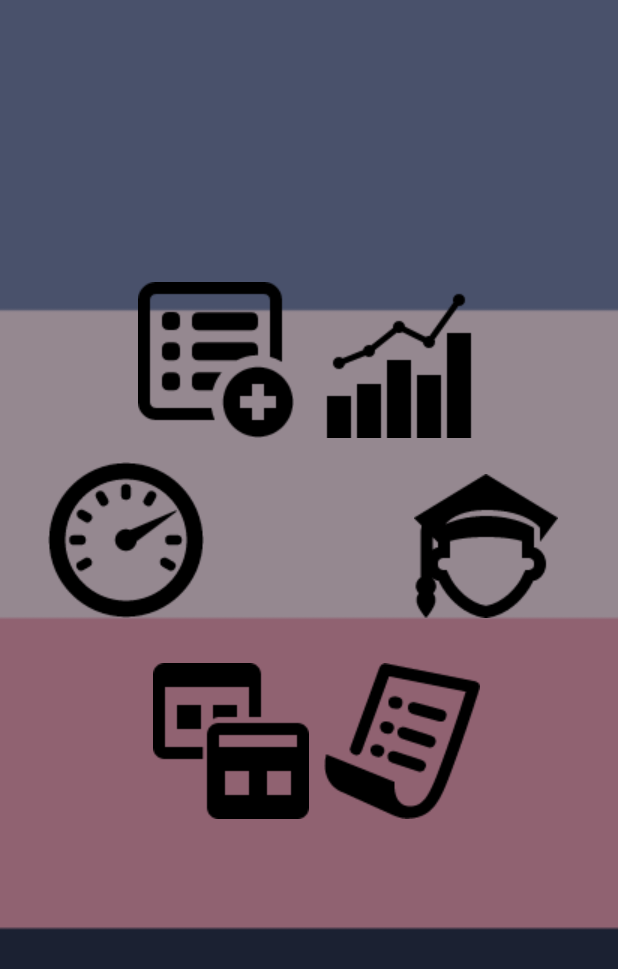
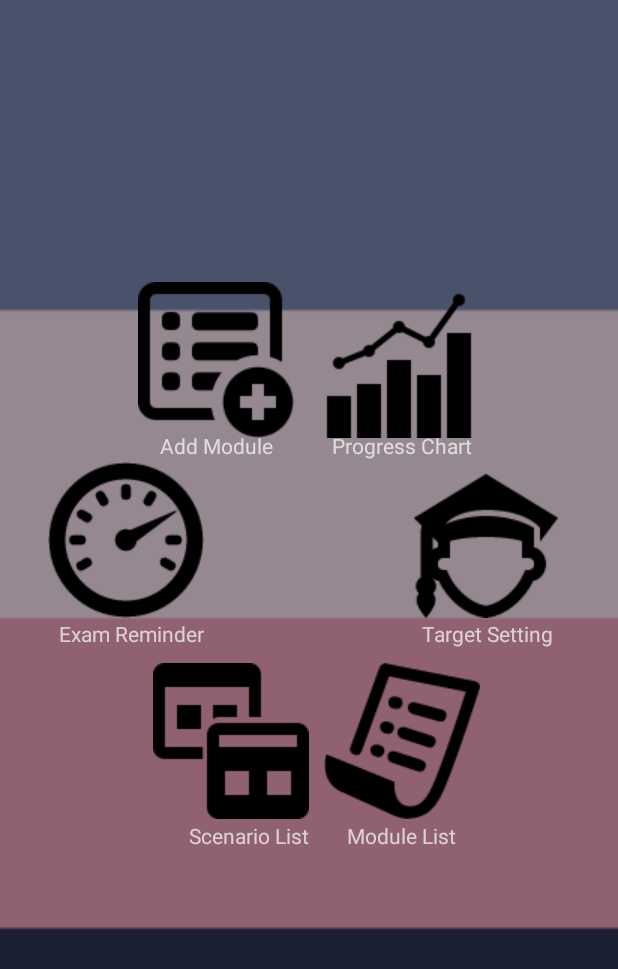
Before and after one commit to selinawj/CAPCULATOR, an Android app: the screen it shows after launch (Home), on a phone screen of 412 x 824 dp. Shown: the top 969 px of the screen. Run offline under Robolectric (Android 15) with nearby library versions, the light colour scheme and no system bars.

Commit message:
Added 6 textviews to homepage

```diff
--- a/app/src/main/java/capture/capculator/Home.java
+++ b/app/src/main/java/capture/capculator/Home.java
@@ -66,5 +66,12 @@ public class Home extends AppCompatActivity {
 
         final ImageButton bExamReminder = (ImageButton) findViewById(R.id.bExamReminder);
 
+        final TextView tvAddModule = (TextView) findViewById(R.id.tvAddModule);
+        final TextView tvProgressChart = (TextView) findViewById(R.id.tvProgressChart);
+        final TextView tvTargetSetting = (TextView) findViewById(R.id.tvTargetSetting);
+        final TextView tvModuleList = (TextView) findViewById(R.id.tvModuleList);
+        final TextView tvScenarioList = (TextView) findViewById(R.id.tvScenarioList);
+        final TextView tvExamReminder = (TextView) findViewById(R.id.tvExamReminder);
+
     }
 }
--- a/app/src/main/res/layout/activity_home.xml
+++ b/app/src/main/res/layout/activity_home.xml
@@ -29,6 +29,17 @@
         android:src="@drawable/addmodule"
         android:background="@android:color/transparent" />
 
+    <TextView
+        android:layout_width="wrap_content"
+        android:layout_height="wrap_content"
+        android:textAppearance="?android:attr/textAppearanceSmall"
+        android:text="Add Module"
+        android:id="@+id/tvAddModule"
+        android:layout_above="@+id/center"
+        android:layout_toLeftOf="@+id/center"
+        android:layout_marginRight="24dp"
+        android:layout_marginBottom="105dp" />
+
     <ImageButton
         android:layout_width="wrap_content"
         android:layout_height="wrap_content"
@@ -39,6 +50,17 @@
         android:layout_marginBottom="120dp"
         android:src="@drawable/progresschart"
         android:background="@android:color/transparent" />
+
+    <TextView
+        android:layout_width="wrap_content"
+        android:layout_height="wrap_content"
+        android:textAppearance="?android:attr/textAppearanceSmall"
+        android:text="Progress Chart"
+        android:id="@+id/tvProgressChart"
+        android:layout_above="@+id/center"
+        android:layout_toRightOf="@+id/center"
+        android:layout_marginLeft="15dp"
+        android:layout_marginBottom="105dp" />
 
     <ImageButton
         android:layout_width="wrap_content"
@@ -51,6 +73,17 @@
         android:src="@drawable/targetsetting"
         android:background="@android:color/transparent" />
 
+    <TextView
+        android:layout_width="wrap_content"
+        android:layout_height="wrap_content"
+        android:textAppearance="?android:attr/textAppearanceSmall"
+        android:text="Target Setting"
+        android:id="@+id/tvTargetSetting"
+        android:layout_above="@+id/center"
+        android:layout_toRightOf="@+id/center"
+        android:layout_marginLeft="75dp"
+        android:layout_marginBottom="-20dp" />
+
     <ImageButton
         android:layout_width="wrap_content"
         android:layout_height="wrap_content"
@@ -60,8 +93,18 @@
         android:layout_marginLeft="10dp"
         android:layout_marginTop="30dp"
         android:src="@drawable/modulelist"
-        android:background="@android:color/transparent"
-        />
+        android:background="@android:color/transparent" />
+
+    <TextView
+        android:layout_width="wrap_content"
+        android:layout_height="wrap_content"
+        android:textAppearance="?android:attr/textAppearanceSmall"
+        android:text="Module List"
+        android:id="@+id/tvModuleList"
+        android:layout_below="@+id/center"
+        android:layout_toRightOf="@+id/center"
+        android:layout_marginLeft="25dp"
+        android:layout_marginTop="135dp" />
 
     <ImageButton
         android:layout_width="wrap_content"
@@ -74,6 +117,17 @@
         android:src="@drawable/scenariolist"
         android:background="@android:color/transparent" />
 
+    <TextView
+        android:layout_width="wrap_content"
+        android:layout_height="wrap_content"
+        android:textAppearance="?android:attr/textAppearanceSmall"
+        android:text="Scenario List"
+        android:id="@+id/tvScenarioList"
+        android:layout_below="@+id/center"
+        android:layout_toLeftOf="@+id/center"
+        android:layout_marginLeft="30dp"
+        android:layout_marginTop="135dp" />
+
     <ImageButton
         android:layout_width="wrap_content"
         android:layout_height="wrap_content"
@@ -85,5 +139,16 @@
         android:layout_marginBottom="0dp"
         android:background="@android:color/transparent" />
 
+    <TextView
+        android:layout_width="wrap_content"
+        android:layout_height="wrap_content"
+        android:textAppearance="?android:attr/textAppearanceSmall"
+        android:text="Exam Reminder"
+        android:id="@+id/tvExamReminder"
+        android:layout_above="@+id/center"
+        android:layout_toLeftOf="@+id/center"
+        android:layout_marginRight="70dp"
+        android:layout_marginBottom="-20dp" />
+
 
 </RelativeLayout>
```
